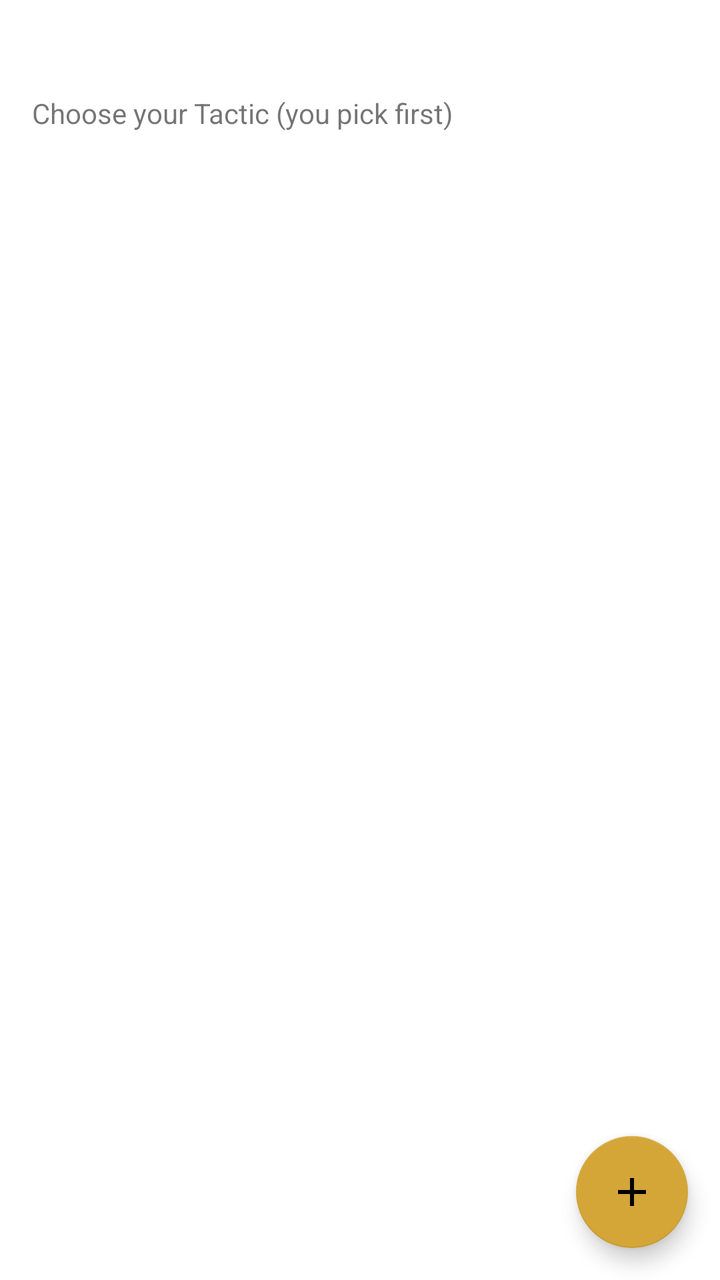
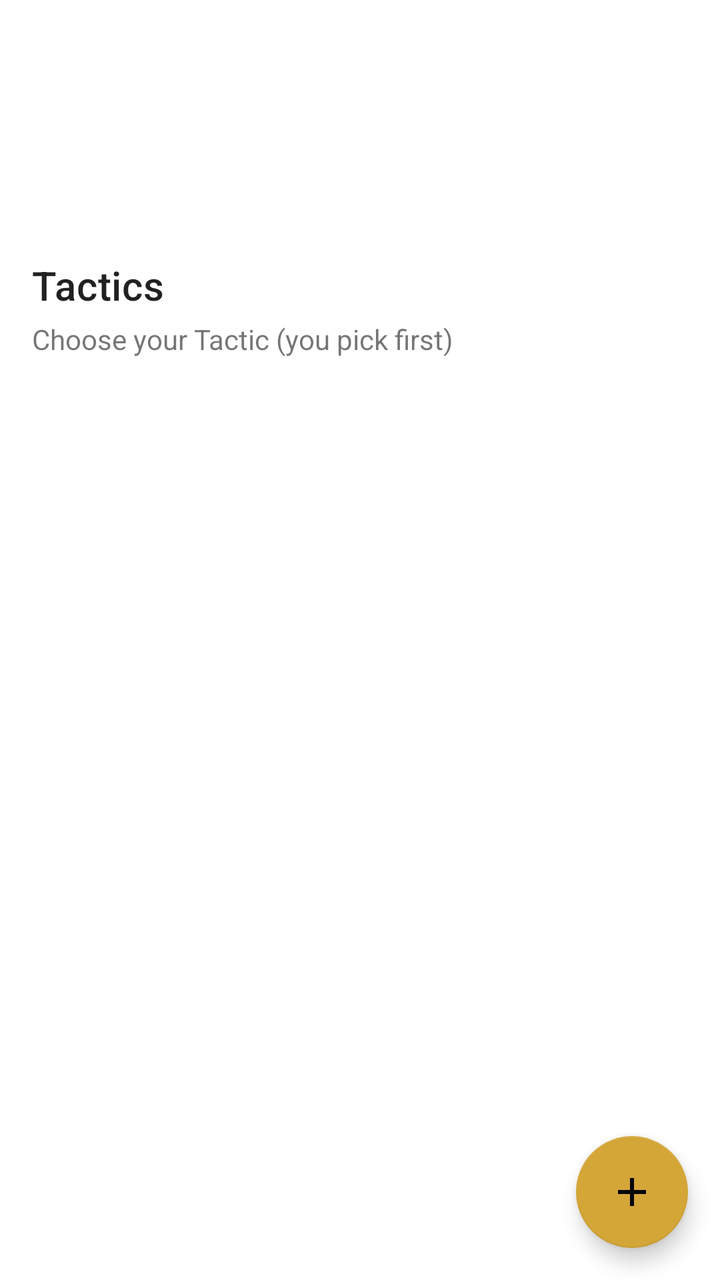

An Android layout rendered at two revisions. The XML below is the earlier revision; the diff shows what the commit changed to produce the second picture.
<!-- AndroidManifest.xml: application theme Theme.MageKnightCompa -->
<!-- res/layout/fragment_round.xml -->
<?xml version="1.0" encoding="utf-8"?>
<androidx.coordinatorlayout.widget.CoordinatorLayout xmlns:android="http://schemas.android.com/apk/res/android"
    xmlns:app="http://schemas.android.com/apk/res-auto"
    android:layout_width="match_parent"
    android:layout_height="match_parent">

    <androidx.core.widget.NestedScrollView
        android:layout_width="match_parent"
        android:layout_height="match_parent">

        
        <LinearLayout
            android:layout_width="match_parent"
            android:layout_height="wrap_content"
            android:orientation="vertical"
            android:paddingHorizontal="16dp"
            android:paddingTop="16dp"
            android:paddingBottom="96dp">

            <TextView
                android:id="@+id/roundText"
                style="@style/OfferHeader"
                android:layout_width="match_parent"
                android:layout_height="wrap_content"
                android:layout_marginTop="0dp" />

            <TextView
                android:id="@+id/tacticPrompt"
                android:layout_width="match_parent"
                android:layout_height="wrap_content"
                android:text="@string/choose_tactic" />

            <androidx.recyclerview.widget.RecyclerView
                android:id="@+id/tacticList"
                android:layout_width="match_parent"
                android:layout_height="wrap_content"
                android:nestedScrollingEnabled="false"
                app:layoutManager="GridLayoutManager"
                app:spanCount="3" />

            <TextView
                android:id="@+id/tacticsChosen"
                android:layout_width="match_parent"
                android:layout_height="wrap_content"
                android:textSize="16sp" />
        </LinearLayout>
    </androidx.core.widget.NestedScrollView>

    <com.google.android.material.floatingactionbutton.FloatingActionButton
        android:id="@+id/nextRound"
        android:layout_width="wrap_content"
        android:layout_height="wrap_content"
        android:layout_gravity="bottom|end"
        android:layout_margin="@dimen/fab_margin"
        android:contentDescription="@string/next_round"
        app:srcCompat="@drawable/ic_add" />
</androidx.coordinatorlayout.widget.CoordinatorLayout>
<!-- resources referenced by this layout -->
<resources>
  <dimen name="fab_margin">16dp</dimen>
  <!-- drawable ic_add (drawable) -->
  <vector xmlns:android="http://schemas.android.com/apk/res/android"
      android:width="24dp"
      android:height="24dp"
      android:tint="?attr/colorControlNormal"
      android:viewportWidth="24"
      android:viewportHeight="24">
      <path
          android:fillColor="@android:color/white"
          android:pathData="M19,13h-6v6h-2v-6H5v-2h6V5h2v6h6v2z" />
  </vector>
  <string name="choose_tactic">Choose your Tactic (you pick first)</string>
  <string name="next_round">Prepare next Round</string>
  <style name="OfferHeader">
          <item name="android:layout_marginTop">16dp</item>
          <item name="android:layout_marginBottom">4dp</item>
          <item name="android:textAppearance">?attr/textAppearanceHeadline6</item>
      </style>
  <style name="Theme.MageKnightCompa" parent="Theme.MaterialComponents.DayNight.DarkActionBar">
          
          <item name="colorPrimary">@color/crimson</item>
          <item name="colorPrimaryVariant">@color/crimson_dark</item>
          <item name="colorOnPrimary">@color/white</item>
          
          <item name="colorSecondary">@color/gold</item>
          <item name="colorSecondaryVariant">@color/gold_dark</item>
          <item name="colorOnSecondary">@color/black</item>
          
          <item name="android:statusBarColor" tools:targetApi="l">?attr/colorPrimaryVariant</item>
          
      </style>
  <color name="crimson">#FF7F1D1D</color>
  <color name="crimson_dark">#FF5A1212</color>
  <color name="white">#FFFFFFFF</color>
  <color name="gold">#FFD4A537</color>
  <color name="gold_dark">#FFA67C1F</color>
  <color name="black">#FF000000</color>
</resources>

<!-- the commit's change to res/layout/fragment_round.xml (unified diff, before → after) -->
@@ -23,6 +23,32 @@
                 android:layout_width="match_parent"
                 android:layout_height="wrap_content"
                 android:layout_marginTop="0dp" />
+
+            <TextView
+                android:id="@+id/draftHeader"
+                style="@style/OfferHeader"
+                android:layout_width="match_parent"
+                android:layout_height="wrap_content" />
+
+            <TextView
+                android:id="@+id/draftPrompt"
+                android:layout_width="match_parent"
+                android:layout_height="wrap_content" />
+
+            <androidx.recyclerview.widget.RecyclerView
+                android:id="@+id/draftList"
+                android:layout_width="match_parent"
+                android:layout_height="wrap_content"
+                android:nestedScrollingEnabled="false"
+                app:layoutManager="GridLayoutManager"
+                app:spanCount="3" />
+
+            <TextView
+                android:id="@+id/tacticsHeader"
+                style="@style/OfferHeader"
+                android:layout_width="match_parent"
+                android:layout_height="wrap_content"
+                android:text="@string/tactics" />
 
             <TextView
                 android:id="@+id/tacticPrompt"
<!-- resource entries referenced after the edit -->
@@ -14,6 +14,7 @@
   </vector>
   <string name="choose_tactic">Choose your Tactic (you pick first)</string>
   <string name="next_round">Prepare next Round</string>
+  <string name="tactics">Tactics</string>
   <style name="OfferHeader">
           <item name="android:layout_marginTop">16dp</item>
           <item name="android:layout_marginBottom">4dp</item>
